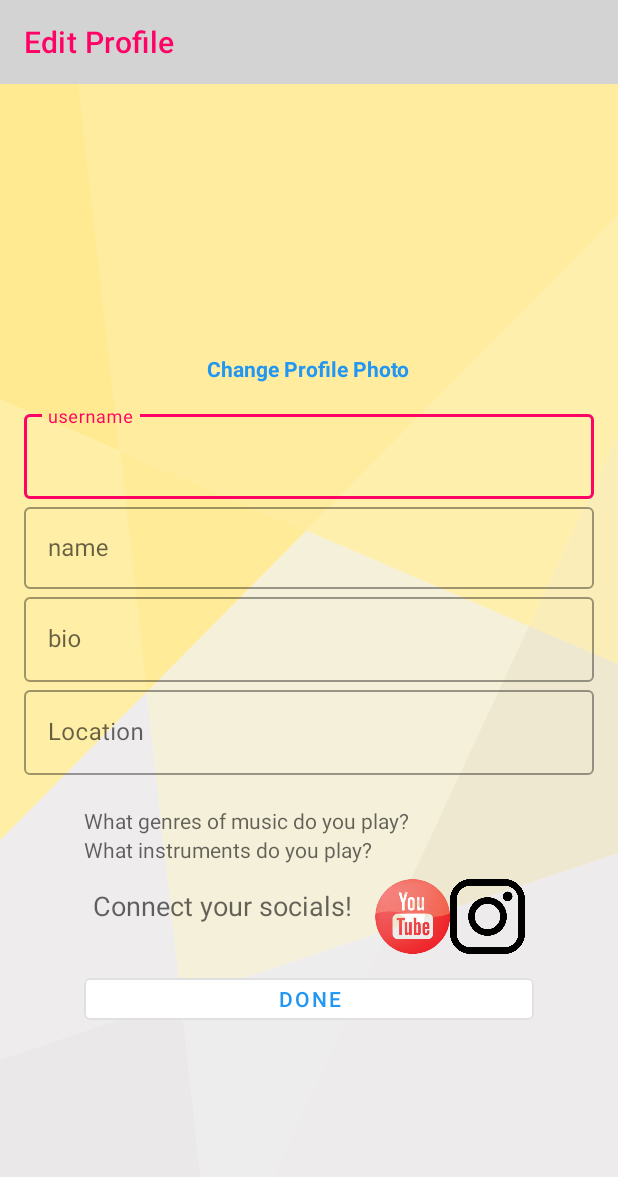
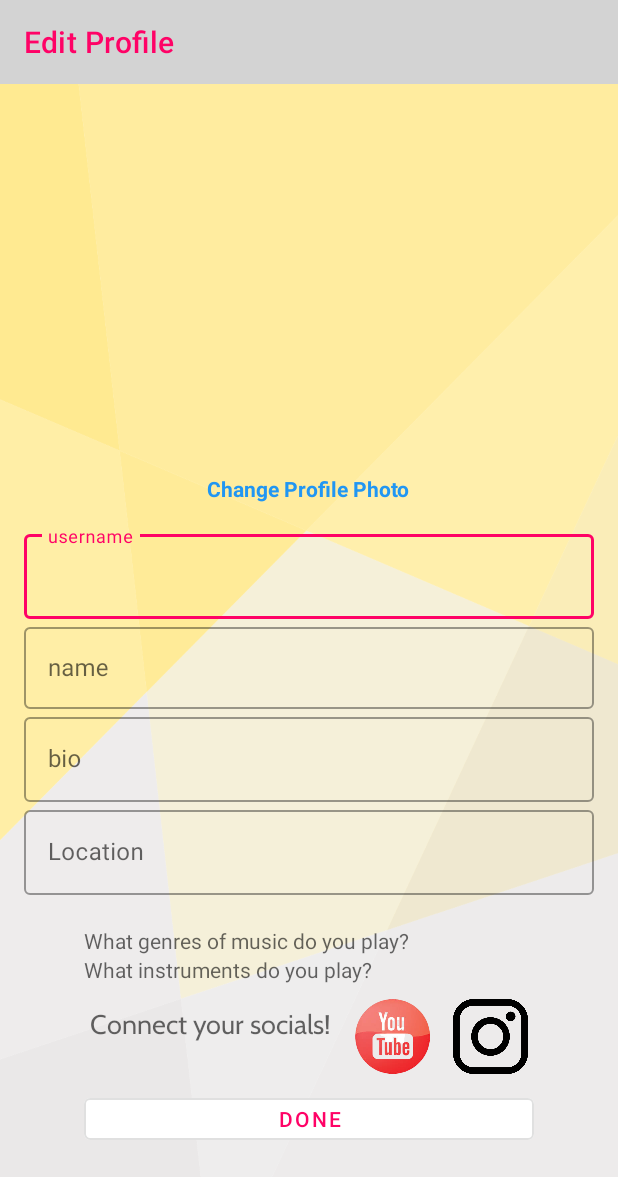
Before and after one commit to patrice99/Patrice-MusicApp, an Android app: the EditProfileActivity screen opened directly, with no data from a screen before it, on a phone screen of 412 x 824 dp. Shown: the top 1177 px of the screen. Run offline under Robolectric (Android 15) with nearby library versions, the phone set to English and light mode, and no system bars; libraries missing offline, so code that uses them is left out: com.hootsuite.nachos, com.parse, org.parceler; plain views replace NachoTextView; pictures from the network do not load; Roboto replaces fonts that are not available here; 13 statements that could not run were skipped.

Commit message:
extra styling for the editprofileactivity

```diff
--- a/app/src/main/res/layout/activity_edit_profile.xml
+++ b/app/src/main/res/layout/activity_edit_profile.xml
@@ -26,7 +26,7 @@
             android:layout_below="@+id/toolbar_edit_profile"
             android:layout_alignParentStart="false"
             android:layout_centerHorizontal="true"
-            android:layout_marginTop="20dp"
+            android:layout_marginTop="100dp"
             android:contentDescription="@string/profile_pic"
             tools:srcCompat="@tools:sample/avatars" />
 
@@ -157,8 +157,9 @@
                 android:layout_width="wrap_content"
                 android:layout_height="wrap_content"
                 android:layout_marginTop="5dp"
-                android:textAppearance="@style/TextAppearance.AppCompat.Medium"
-                android:text="@string/connect_your_socials"/>
+                android:fontFamily="@font/cabin"
+                android:text="@string/connect_your_socials"
+                android:textAppearance="@style/TextAppearance.AppCompat.Medium" />
 
             <View
                 android:layout_width="15dp"
@@ -170,6 +171,9 @@
                 android:layout_width="50dp"
                 android:layout_height="50dp"
                 android:background="@drawable/youtube_icon" />
+            <View
+                android:layout_width="15dp"
+                android:layout_height="50dp"/>
 
             <ImageButton
                 android:id="@+id/btnInstagram"
@@ -192,7 +196,7 @@
             android:paddingLeft="20dp"
             android:paddingRight="20dp"
             android:text="@string/done"
-            android:textColor="#2196F3" />
+            android:textColor="@color/pink" />
 
 
 
```
Also changed, not shown: app/src/main/java/com/example/patrice_musicapp/activities/EditProfileActivity.java (+10 -2 lines).
